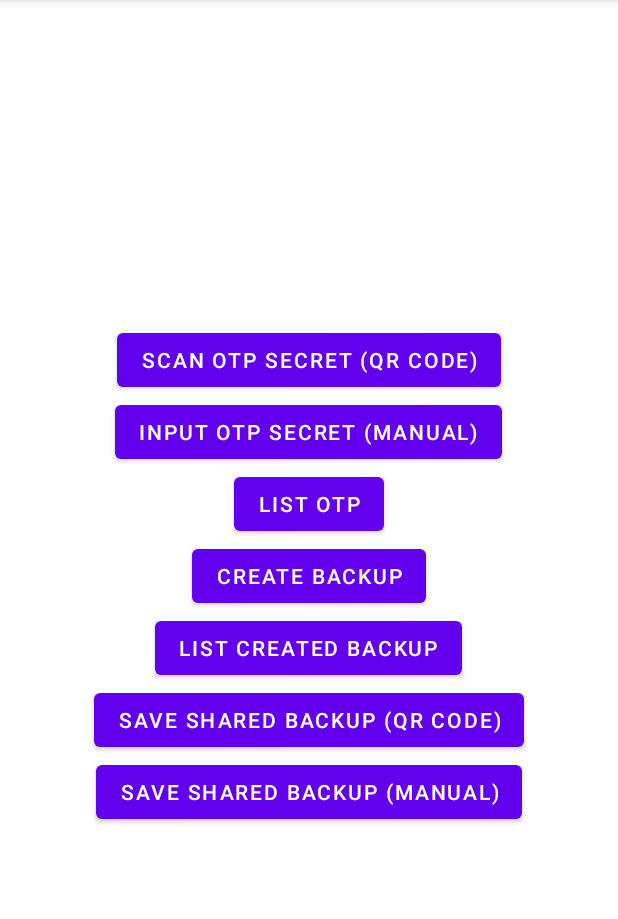
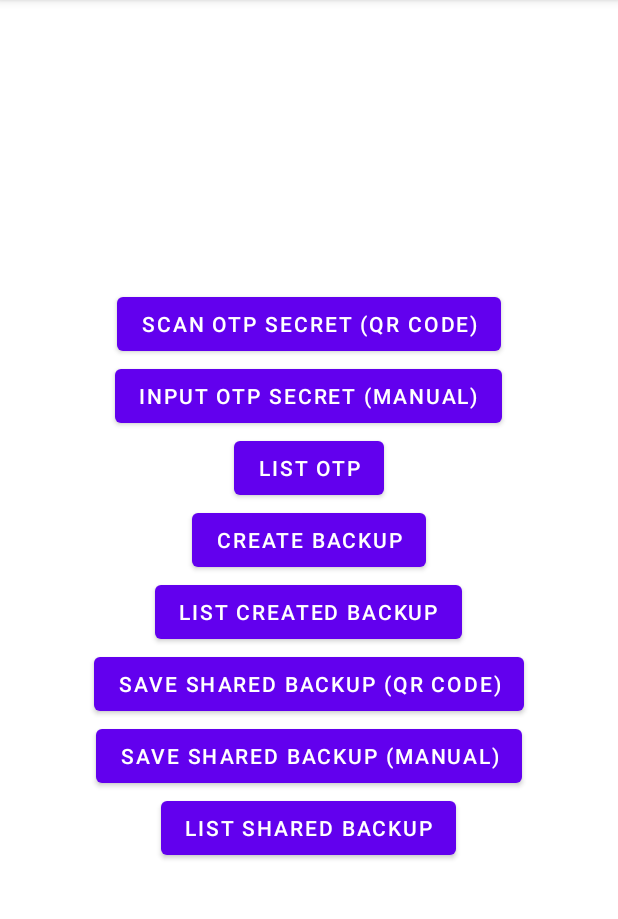
Before and after one commit to prajnapras19/OTPGeneratorWithRecovery, an Android app: the screen it shows after launch (MainActivity), on a phone screen of 412 x 824 dp, the part 84-1003 px from its top. Run offline under Robolectric (Android 15) with nearby library versions, the phone set to English and light mode, and no system bars; our stand-ins replace navigation-ui.

Commit message:
feat: skeleton for list shared backup

```diff
--- a/app/src/main/java/com/example/otpgeneratorwithrecovery/FirstFragment.java
+++ b/app/src/main/java/com/example/otpgeneratorwithrecovery/FirstFragment.java
@@ -81,6 +81,14 @@ public class FirstFragment extends Fragment {
                         .navigate(R.id.action_FirstFragment_to_SaveSharedBackupManualInputFragment);
             }
         });
+
+        binding.buttonFirstToListSharedBackup.setOnClickListener(new View.OnClickListener() {
+            @Override
+            public void onClick(View view) {
+                NavHostFragment.findNavController(FirstFragment.this)
+                        .navigate(R.id.action_FirstFragment_to_ListSharedBackupFragment);
+            }
+        });
     }
 
     @Override
--- a/app/src/main/res/layout/fragment_first.xml
+++ b/app/src/main/res/layout/fragment_first.xml
@@ -74,5 +74,14 @@
             app:layout_constraintEnd_toEndOf="parent"
             app:layout_constraintTop_toTopOf="parent"
             app:layout_constraintStart_toStartOf="parent"/>
+        <Button
+            android:id="@+id/button_first_to_list_shared_backup"
+            android:layout_width="wrap_content"
+            android:layout_height="wrap_content"
+            android:text="@string/list_shared_backup_fragment_label"
+            app:layout_constraintBottom_toBottomOf="parent"
+            app:layout_constraintEnd_toEndOf="parent"
+            app:layout_constraintTop_toTopOf="parent"
+            app:layout_constraintStart_toStartOf="parent"/>
     </LinearLayout>
 </androidx.constraintlayout.widget.ConstraintLayout>
--- a/app/src/main/res/navigation/nav_graph.xml
+++ b/app/src/main/res/navigation/nav_graph.xml
@@ -30,6 +30,9 @@
         <action
             android:id="@+id/action_FirstFragment_to_SaveSharedBackupManualInputFragment"
             app:destination="@id/SaveSharedBackupManualInputFragment" />
+        <action
+            android:id="@+id/action_FirstFragment_to_ListSharedBackupFragment"
+            app:destination="@id/ListSharedBackupFragment" />
     </fragment>
     <fragment
         android:id="@+id/OTPSecretQRCodeScannerFragment"
@@ -82,4 +85,10 @@
         android:label="@string/save_shared_backup_qr_code"
         tools:layout="@layout/fragment_save_shared_backup_qr_code">
     </fragment>
+    <fragment
+        android:id="@+id/ListSharedBackupFragment"
+        android:name="com.example.otpgeneratorwithrecovery.ListSharedBackupFragment"
+        android:label="@string/list_shared_backup_fragment_label"
+        tools:layout="@layout/fragment_list_shared_backup">
+    </fragment>
 </navigation>
--- a/app/src/main/res/values/strings.xml
+++ b/app/src/main/res/values/strings.xml
@@ -8,6 +8,7 @@
     <string name="list_created_backup_fragment_label">List Created Backup</string>
     <string name="save_shared_backup_qr_code">Save Shared Backup (QR Code)</string>
     <string name="save_shared_backup_manual_input">Save Shared Backup (manual)</string>
+    <string name="list_shared_backup_fragment_label">List Shared Backup</string>
 
     <string name="camera_permission_rationale_title">Permission Needed For Camera</string>
     <string name="camera_permission_rationale_message">This permission is needed to scan the QR code.</string>
```
Also changed, not shown: app/src/main/java/com/example/otpgeneratorwithrecovery/ListSharedBackupFragment.java (added, +35 -0 lines), app/src/main/res/layout/fragment_list_shared_backup.xml (added, +19 -0 lines).
